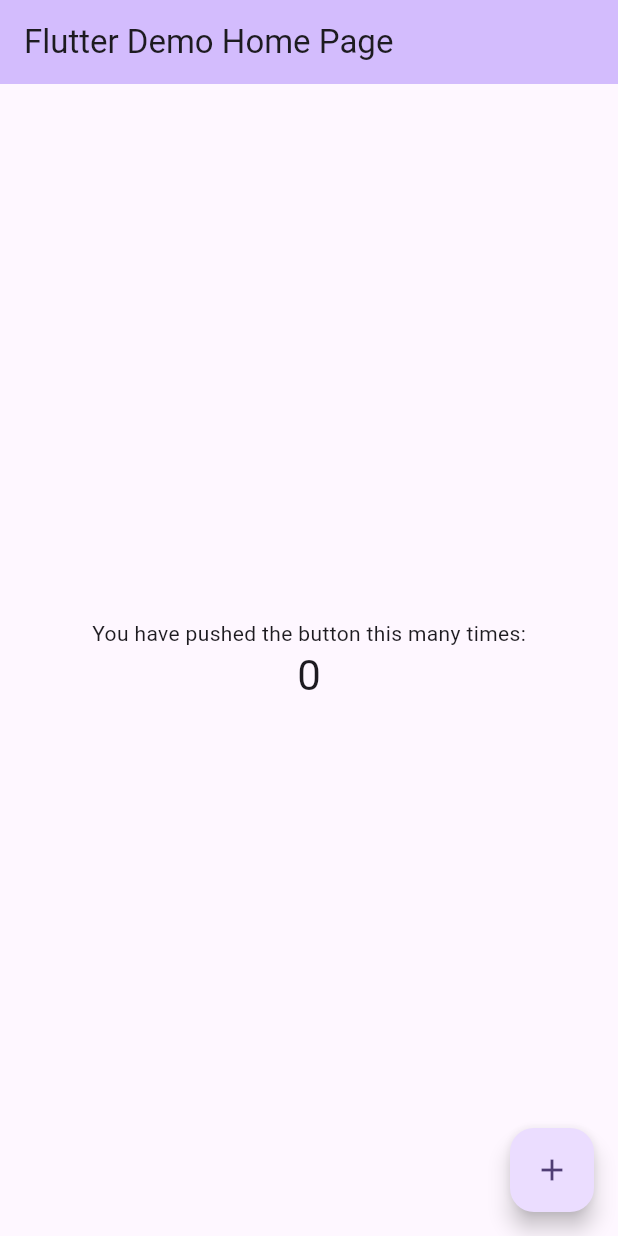
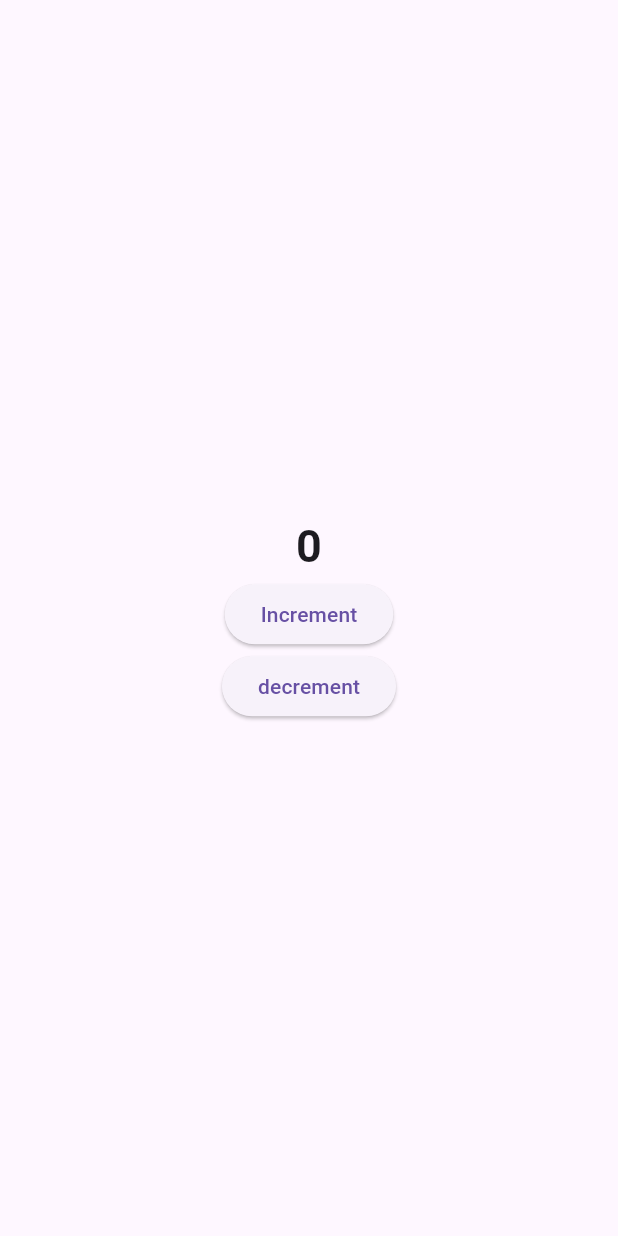
Before and after one commit to JarlissonTomaz/CRUD-Riverpod, a Flutter app: the screen it shows after launch, on a phone screen of 412 x 824 dp. Run offline on Flutter 3.47's test engine with Material 3 defaults, Android fonts, the phone set to English and light mode, and no system bars; our stand-ins replace flutter_riverpod.

Commit message:
testes riverpod 3

```diff
--- a/flutter_riverpod_3/lib/main.dart
+++ b/flutter_riverpod_3/lib/main.dart
@@ -1,125 +1,62 @@
 import 'package:flutter/material.dart';
+import 'package:flutter_riverpod/flutter_riverpod.dart';
 
-void main() {
-  runApp(const MyApp());
+class CounterNotifier extends StateNotifier<int> {
+  CounterNotifier() : super(0);
+
+  void increment() => state++;
+  void decrement() => state--;
+}
+
+final counterProvider =
+    StateNotifierProvider<CounterNotifier, int>((ref) => CounterNotifier());
+main() {
+  runApp(const ProviderScope(child: MyApp()));
 }
 
 class MyApp extends StatelessWidget {
   const MyApp({super.key});
 
-  // This widget is the root of your application.
   @override
   Widget build(BuildContext context) {
-    return MaterialApp(
-      title: 'Flutter Demo',
-      theme: ThemeData(
-        // This is the theme of your application.
-        //
-        // TRY THIS: Try running your application with "flutter run". You'll see
-        // the application has a blue toolbar. Then, without quitting the app,
-        // try changing the seedColor in the colorScheme below to Colors.green
-        // and then invoke "hot reload" (save your changes or press the "hot
-        // reload" button in a Flutter-supported IDE, or press "r" if you used
-        // the command line to start the app).
-        //
-        // Notice that the counter didn't reset back to zero; the application
-        // state is not lost during the reload. To reset the state, use hot
-        // restart instead.
-        //
-        // This works for code too, not just values: Most code changes can be
-        // tested with just a hot reload.
-        colorScheme: ColorScheme.fromSeed(seedColor: Colors.deepPurple),
-        useMaterial3: true,
-      ),
-      home: const MyHomePage(title: 'Flutter Demo Home Page'),
+    return const MaterialApp(
+      home: MyHomePage(),
     );
   }
 }
 
-class MyHomePage extends StatefulWidget {
-  const MyHomePage({super.key, required this.title});
-
-  // This widget is the home page of your application. It is stateful, meaning
-  // that it has a State object (defined below) that contains fields that affect
-  // how it looks.
-
-  // This class is the configuration for the state. It holds the values (in this
-  // case the title) provided by the parent (in this case the App widget) and
-  // used by the build method of the State. Fields in a Widget subclass are
-  // always marked "final".
-
-  final String title;
+class MyHomePage extends ConsumerWidget {
+  const MyHomePage({super.key});
 
   @override
-  State<MyHomePage> createState() => _MyHomePageState();
-}
-
-class _MyHomePageState extends State<MyHomePage> {
-  int _counter = 0;
-
-  void _incrementCounter() {
-    setState(() {
-      // This call to setState tells the Flutter framework that something has
-      // changed in this State, which causes it to rerun the build method below
-      // so that the display can reflect the updated values. If we changed
-      // _counter without calling setState(), then the build method would not be
-      // called again, and so nothing would appear to happen.
-      _counter++;
-    });
-  }
-
-  @override
-  Widget build(BuildContext context) {
-    // This method is rerun every time setState is called, for instance as done
-    // by the _incrementCounter method above.
-    //
-    // The Flutter framework has been optimized to make rerunning build methods
-    // fast, so that you can just rebuild anything that needs updating rather
-    // than having to individually change instances of widgets.
+  Widget build(BuildContext context, WidgetRef ref) {
+    final _counter = ref.watch(counterProvider);
     return Scaffold(
-      appBar: AppBar(
-        // TRY THIS: Try changing the color here to a specific color (to
-        // Colors.amber, perhaps?) and trigger a hot reload to see the AppBar
-        // change color while the other colors stay the same.
-        backgroundColor: Theme.of(context).colorScheme.inversePrimary,
-        // Here we take the value from the MyHomePage object that was created by
-        // the App.build method, and use it to set our appbar title.
-        title: Text(widget.title),
-      ),
       body: Center(
-        // Center is a layout widget. It takes a single child and positions it
-        // in the middle of the parent.
         child: Column(
-          // Column is also a layout widget. It takes a list of children and
-          // arranges them vertically. By default, it sizes itself to fit its
-          // children horizontally, and tries to be as tall as its parent.
-          //
-          // Column has various properties to control how it sizes itself and
-          // how it positions its children. Here we use mainAxisAlignment to
-          // center the children vertically; the main axis here is the vertical
-          // axis because Columns are vertical (the cross axis would be
-          // horizontal).
-          //
-          // TRY THIS: Invoke "debug painting" (choose the "Toggle Debug Paint"
-          // action in the IDE, or press "p" in the console), to see the
-          // wireframe for each widget.
           mainAxisAlignment: MainAxisAlignment.center,
-          children: <Widget>[
-            const Text(
-              'You have pushed the button this many times:',
+          crossAxisAlignment: CrossAxisAlignment.center,
+          children: [
+            Text(
+              _counter.toString(),
+              style: const TextStyle(
+                fontSize: 30,
+                fontWeight: FontWeight.bold,
+              ),
             ),
-            Text(
-              '$_counter',
-              style: Theme.of(context).textTheme.headlineMedium,
-            ),
+            ElevatedButton(
+                onPressed: () {
+                  ref.read(counterProvider.notifier).increment();
+                },
+                child: const Text('Increment')),
+            ElevatedButton(
+                onPressed: () {
+                  ref.read(counterProvider.notifier).decrement();
+                },
+                child: const Text('decrement')),
           ],
         ),
       ),
-      floatingActionButton: FloatingActionButton(
-        onPressed: _incrementCounter,
-        tooltip: 'Increment',
-        child: const Icon(Icons.add),
-      ), // This trailing comma makes auto-formatting nicer for build methods.
     );
   }
 }
```
Also changed, not shown: flutter_riverpod_3/pubspec.yaml (+6 -15 lines), flutter_riverpod_3/pubspec.lock.
